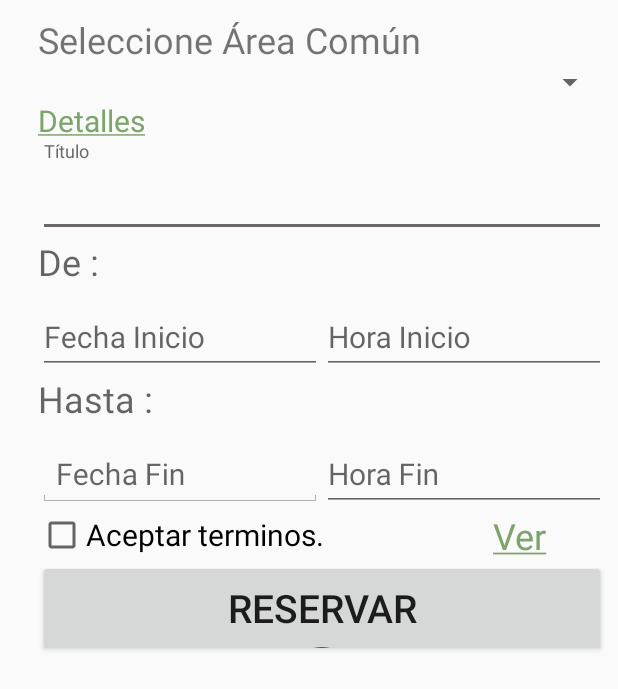
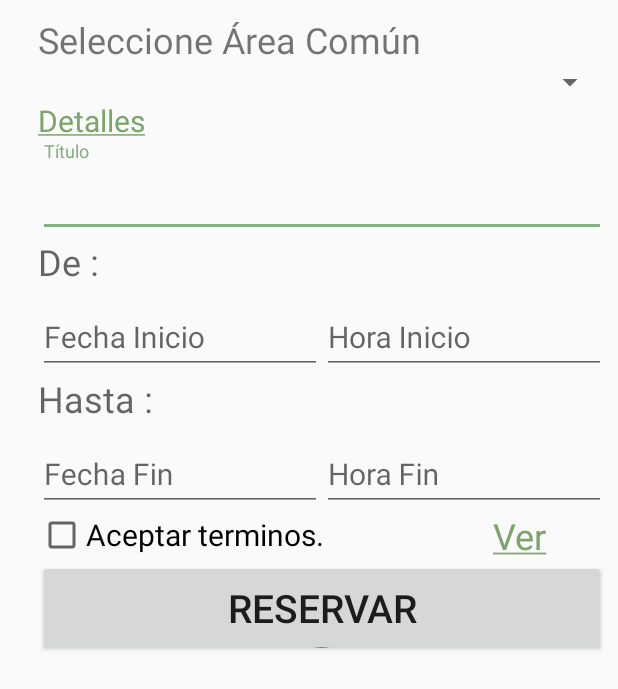
Before and after one commit to LuisFrank/Edificia, an Android app: the layout fragment_booking_create.xml on its own in the app's theme, with its tools: preview values and no code run, on a phone screen of 412 x 824 dp. Shown: the top 689 px of the screen. Run offline under Robolectric (Android 15) with nearby library versions, the phone set to English and light mode, and no system bars.

Commit message:
modificcciones de diseño de reservas y tickets

```diff
--- a/app/build.gradle
+++ b/app/build.gradle
@@ -7,8 +7,8 @@ android {
         applicationId "pe.assetec.edificia"
         minSdkVersion 14
         targetSdkVersion 23
-        versionCode 1
-        versionName "1.0"
+        versionCode 2
+        versionName "2.0"
         testInstrumentationRunner "android.support.test.runner.AndroidJUnitRunner"
     }
     buildTypes {
--- a/app/src/main/java/pe/assetec/edificia/fragment/BookingCreateFragment.java
+++ b/app/src/main/java/pe/assetec/edificia/fragment/BookingCreateFragment.java
@@ -252,7 +252,7 @@ public class BookingCreateFragment extends Fragment {
                 int hour = mcurrentTime.get(Calendar.HOUR_OF_DAY);
                 int minute = mcurrentTime.get(Calendar.MINUTE);
 
-                customTimePickerDialog = new CustomTimePickDialog(getActivity(), THEME_HOLO_LIGHT, new CustomTimePickDialog.OnTimeSetListener() {
+                customTimePickerDialog = new CustomTimePickDialog(getActivity(), R.style.TimePicker, new CustomTimePickDialog.OnTimeSetListener() {
                     @Override
                     public void onTimeSet(TimePicker timePicker, int selectedHour, int selectedMinute) {
                         etInitialTime.setText( selectedHour + ":" + String.format("%02d",selectedMinute));
@@ -271,7 +271,7 @@ public class BookingCreateFragment extends Fragment {
                 int mMonth = c.get(Calendar.MONTH); // current month
                 int mDay = c.get(Calendar.DAY_OF_MONTH); // current day
                 // date picker dialog
-                datePickerDialogF = new DatePickerDialog(getActivity(),R.style.DatePicker,
+                datePickerDialogF = new DatePickerDialog(getActivity(),
                         new DatePickerDialog.OnDateSetListener() {
 
                             @Override
@@ -296,7 +296,7 @@ public class BookingCreateFragment extends Fragment {
                 int minute = mcurrentTime.get(Calendar.MINUTE);
 
 
-                customTimePickerDialogF = new CustomTimePickDialog(getActivity(), THEME_HOLO_LIGHT ,new TimePickerDialog.OnTimeSetListener() {
+                customTimePickerDialogF = new CustomTimePickDialog(getActivity(),R.style.TimePicker ,new TimePickerDialog.OnTimeSetListener() {
                     @Override
                     public void onTimeSet(TimePicker timePicker, int selectedHour, int selectedMinute) {
                         etFinalTime.setText( selectedHour + ":" + String.format("%02d",selectedMinute));
--- a/app/src/main/res/layout/fragment_booking_create.xml
+++ b/app/src/main/res/layout/fragment_booking_create.xml
@@ -145,8 +145,8 @@
                             android:inputType="date"
                             android:textAppearance="@style/TextAppearance.AppCompat.Medium"
                             android:textColor="@android:color/black"
-                            android:textSize="20sp"
-                            android:theme="@style/DatePicker" />
+                            android:textSize="20sp" />
+
                 </android.support.design.widget.TextInputLayout>
 
                 <android.support.design.widget.TextInputLayout
--- a/app/src/main/res/layout/fragment_booking_list.xml
+++ b/app/src/main/res/layout/fragment_booking_list.xml
@@ -1,4 +1,5 @@
 <FrameLayout xmlns:android="http://schemas.android.com/apk/res/android"
+    xmlns:app="http://schemas.android.com/apk/res-auto"
     xmlns:tools="http://schemas.android.com/tools"
     android:layout_width="match_parent"
     android:layout_height="match_parent"
@@ -44,7 +45,8 @@
         android:layout_height="wrap_content"
         android:layout_gravity="bottom|end"
         android:layout_margin="@dimen/fab_margin"
-        android:src="@android:drawable/ic_input_add" />
+        android:src="@android:drawable/ic_input_add"
+        app:backgroundTint="@android:color/darker_gray" />
 
 
 </FrameLayout>
--- a/app/src/main/res/layout/fragment_tickets_list.xml
+++ b/app/src/main/res/layout/fragment_tickets_list.xml
@@ -1,4 +1,5 @@
 <FrameLayout xmlns:android="http://schemas.android.com/apk/res/android"
+    xmlns:app="http://schemas.android.com/apk/res-auto"
     xmlns:tools="http://schemas.android.com/tools"
     android:layout_width="match_parent"
     android:layout_height="match_parent"
@@ -75,6 +76,7 @@
         android:layout_height="wrap_content"
         android:layout_gravity="bottom|end"
         android:layout_margin="@dimen/fab_margin"
-        android:src="@android:drawable/ic_input_add" />
+        android:src="@android:drawable/ic_input_add"
+        app:backgroundTint="@android:color/darker_gray" />
 
 </FrameLayout>
--- a/app/src/main/res/values/colors.xml
+++ b/app/src/main/res/values/colors.xml
@@ -1,8 +1,8 @@
 <?xml version="1.0" encoding="utf-8"?>
 <resources>
     <color name="colorPrimary">#7ca46b</color>
-    <color name="colorPrimaryDark">#303F9F</color>
-    <color name="colorAccent">#6c6868</color>
+    <color name="colorPrimaryDark">#59784c</color>
+    <color name="colorAccent">#83b181</color>
     <color name="colorLoginImage">#ffffff</color>
     <color name="colorLoginForm">#d1d1d1</color>
     <color name="colorLoginButton">#939b92</color>
```
Also changed, not shown: app/src/main/java/pe/assetec/edificia/util/CustomTimePickDialog.java (+22 -5 lines), app/src/main/res/values/styles.xml (+9 -2 lines).
